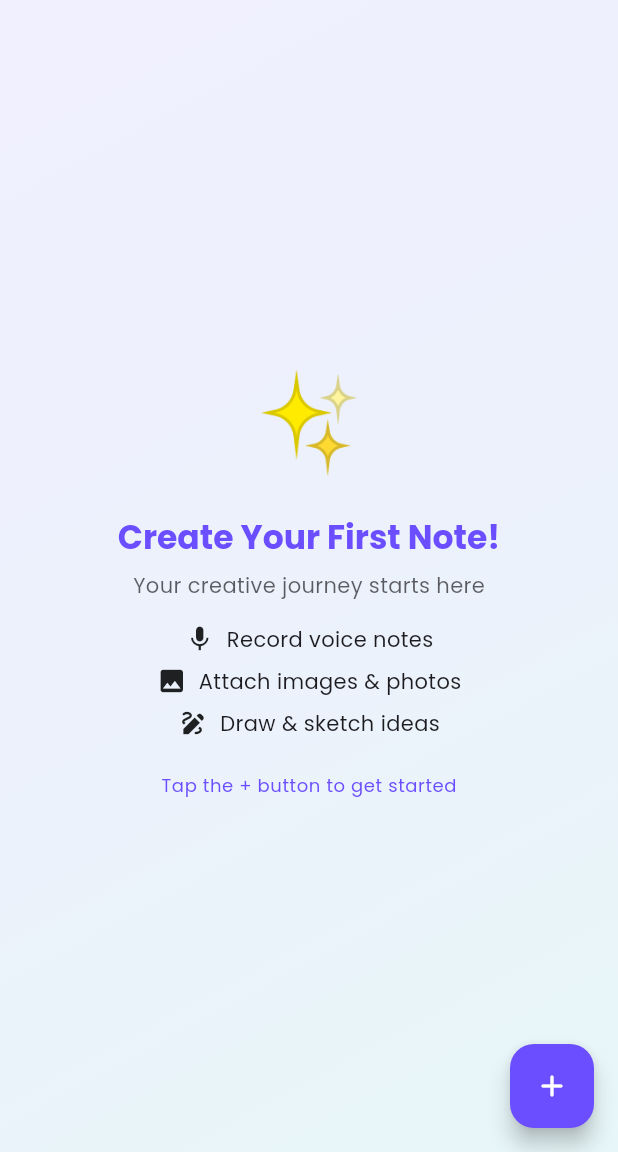
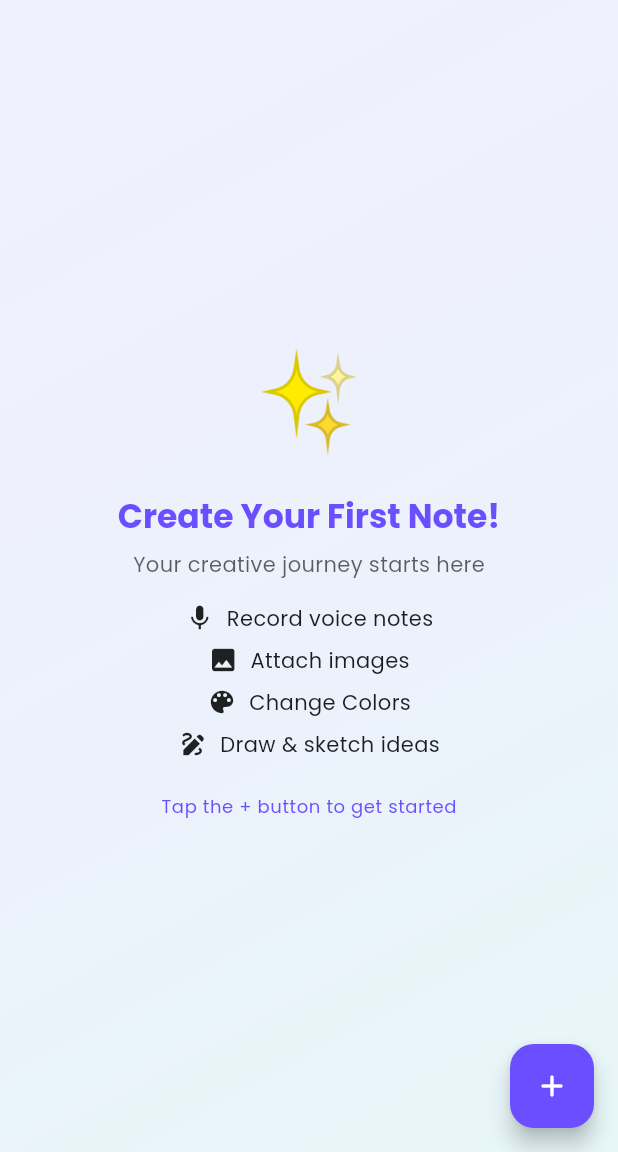
Before and after one commit to maaz-bin-hassan/NoteHeaven, a Flutter app: the screen it shows after launch, on a phone screen of 412 x 824 dp, the part 84-1236 px from its top. Run offline on Flutter 3.47's test engine with Material 3 defaults, Android fonts, the phone set to English and light mode, and no system bars; our stand-ins replace audioplayers, image_picker, permission_handler, share_plus, shared_preferences, sqflite; missing offline and left inert: network_info_plus, record; accounts and stored records are empty.

Commit message:
update layout

```diff
--- a/lib/screens/home_screen.dart
+++ b/lib/screens/home_screen.dart
@@ -203,7 +203,17 @@ class _HomeScreenState extends State<HomeScreen> with TickerProviderStateMixin {
                           children: [
                             Icon(Icons.image, size: 20),
                             const SizedBox(width: 8),
-                            Text('Attach images & photos',
+                            Text('Attach images',
+                                style: Theme.of(context).textTheme.bodyMedium),
+                          ],
+                        ),
+                        const SizedBox(height: 8),
+                        Row(
+                          mainAxisAlignment: MainAxisAlignment.center,
+                          children: [
+                            Icon(Icons.color_lens, size: 20),
+                            const SizedBox(width: 8),
+                            Text('Change Colors',
                                 style: Theme.of(context).textTheme.bodyMedium),
                           ],
                         ),
```
